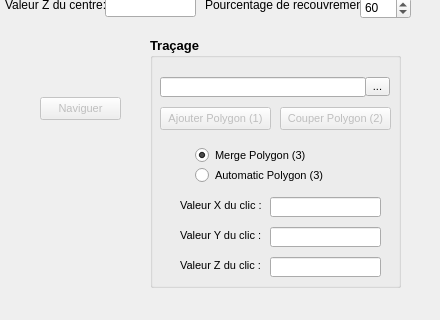
Before: the Qt Designer form ui-optionWindow.ui in Direction-des-inventaires-forestiers/StereoPhoto, drawn with Qt 5; both pictures show x 0 to 440 and y 403 to 723 of the 440 by 723 pixel window.
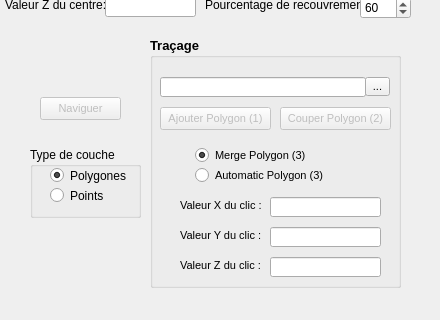
After: the same form once the commit is applied. Icons and pictures are not drawn.

The edit to the form file:
```diff
--- a/ui-optionWindow.ui
+++ b/ui-optionWindow.ui
@@ -886,6 +886,48 @@
     <number>60</number>
    </property>
   </widget>
+  <widget class="QGroupBox" name="groupBox">
+   <property name="geometry">
+    <rect>
+     <x>30</x>
+     <y>550</y>
+     <width>111</width>
+     <height>71</height>
+    </rect>
+   </property>
+   <property name="title">
+    <string>Type de couche</string>
+   </property>
+   <widget class="QRadioButton" name="radioButton_2">
+    <property name="geometry">
+     <rect>
+      <x>20</x>
+      <y>40</y>
+      <width>82</width>
+      <height>17</height>
+     </rect>
+    </property>
+    <property name="text">
+     <string>Points</string>
+    </property>
+   </widget>
+   <widget class="QRadioButton" name="radioButton">
+    <property name="geometry">
+     <rect>
+      <x>20</x>
+      <y>20</y>
+      <width>82</width>
+      <height>17</height>
+     </rect>
+    </property>
+    <property name="text">
+     <string>Polygones</string>
+    </property>
+    <property name="checked">
+     <bool>true</bool>
+    </property>
+   </widget>
+  </widget>
   <zorder>groupBoxRight</zorder>
   <zorder>label_5</zorder>
   <zorder>label_6</zorder>
```
Left out of the diff: 1 changed line with no effect on the pictures.
